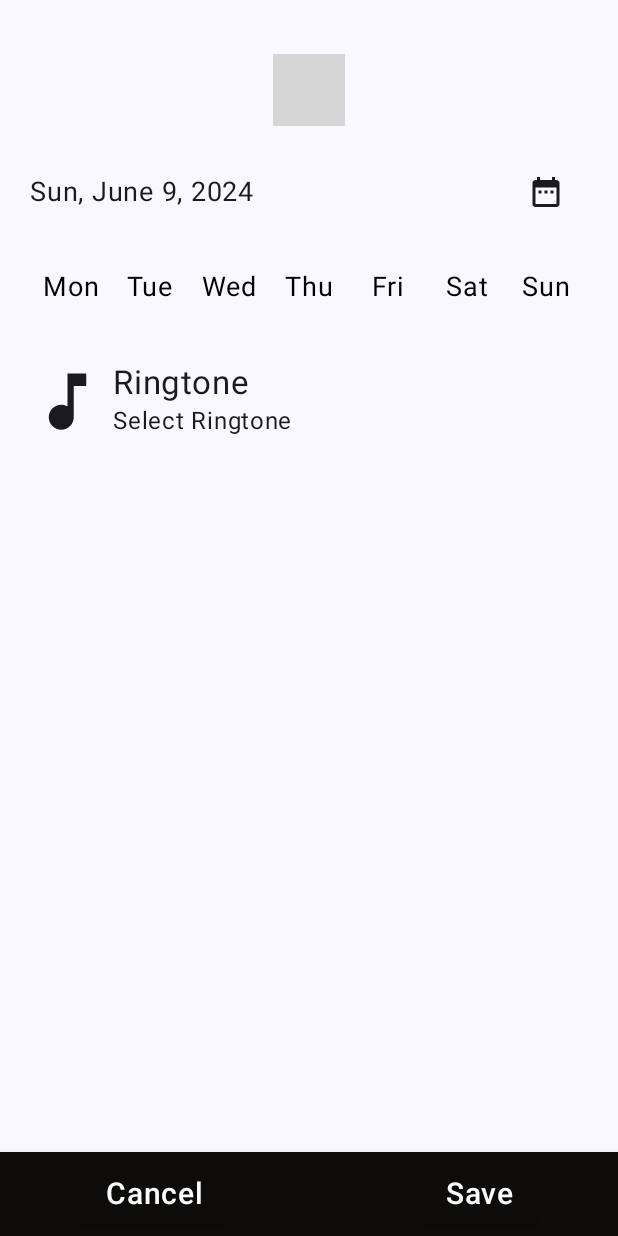
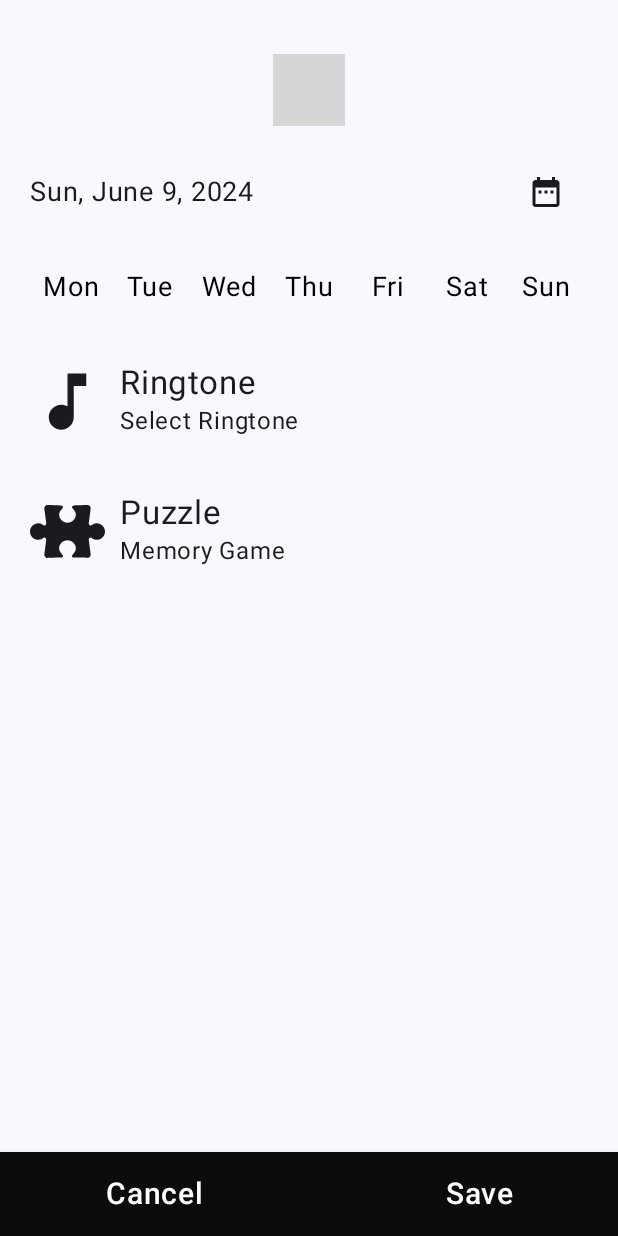
Before and after one commit to Numan52/GameClock, an Android app built with Jetpack Compose: the screen it shows after launch (MainActivity), after a tap on "add alarm", on a phone screen of 412 x 824 dp. Run offline under Robolectric (Android 15) with nearby library versions, the phone set to English and light mode, and no system bars; libraries missing offline, so code that uses them is left out: com.chargemap.compose; 3 statements that could not run were skipped; grey boxes are pictures that could not be loaded.

Commit message:
implemented puzzle selection

```diff
--- a/app/src/main/java/com/example/gameclock/ViewModels/AlarmViewModel.kt
+++ b/app/src/main/java/com/example/gameclock/ViewModels/AlarmViewModel.kt
@@ -29,6 +29,8 @@ class AlarmViewModel(application: Application) : AndroidViewModel(application) {
     private val _selectedDays = MutableStateFlow((setOf<String>()))
     val selectedDays : StateFlow<Set<String>> get() = _selectedDays
 
+    private val _selectedPuzzleId = MutableStateFlow(1)
+    val selectedPuzzleId : StateFlow<Int?> = _selectedPuzzleId
 
     fun setHour(hour: Int) {
         _selectedHour.value = hour
@@ -56,6 +58,10 @@ class AlarmViewModel(application: Application) : AndroidViewModel(application) {
 
     fun resetSelectedDays() {
         _selectedDays.value = emptySet()
+    }
+
+    fun setPuzzleId(puzzleId: Int) {
+        _selectedPuzzleId.value = puzzleId
     }
 
     init {
--- /dev/null
+++ b/app/src/main/java/com/example/gameclock/models/Puzzle.kt
@@ -0,0 +1,37 @@
+package com.example.gameclock.models
+
+import com.example.gameclock.R
+
+data class Puzzle(
+    val id: Int,
+    val icon: Int,
+    val name: String,
+    val description: String,
+    val puzzleType: PuzzleType
+)
+
+fun getPuzzleOptions() : List<Puzzle> {
+    return listOf(
+        Puzzle(
+            id = 1,
+            icon= R.drawable.mental_capacity_intelligence_remember_intellect_svgrepo_com,
+            name = "Memory Game",
+            description = "Match pairs of cards to improve your memory.",
+            puzzleType = PuzzleType.MEMORY_GAME
+        ),
+        Puzzle(
+            id = 2,
+            icon = R.drawable.maths_technology_svgrepo_com,
+            name = "Math Problem",
+            description = "Solve math problems to test your arithmetic skills.",
+            puzzleType = PuzzleType.MATH_PROBLEM
+        ),
+        Puzzle(
+            id = 3,
+            icon = R.drawable.puzzle_jigsaw_svgrepo_com,
+            name = "Jigsaw Puzzle",
+            description = "Rearrange the pieces of an image to reconstruct the original image.",
+            puzzleType = PuzzleType.PATTERN_RECOGNITION
+        )
+    )
+}
--- /dev/null
+++ b/app/src/main/java/com/example/gameclock/models/PuzzleType.kt
@@ -0,0 +1,7 @@
+package com.example.gameclock.models
+
+enum class PuzzleType {
+    MEMORY_GAME,
+    MATH_PROBLEM,
+    PATTERN_RECOGNITION
+}
--- a/app/src/main/java/com/example/gameclock/navigation/Navigation.kt
+++ b/app/src/main/java/com/example/gameclock/navigation/Navigation.kt
@@ -16,6 +16,7 @@ import com.example.gameclock.helper.AlarmManagerHelper
 import com.example.gameclock.screens.AlarmDetailsScreen
 import com.example.gameclock.screens.HomeScreen
 import com.example.gameclock.screens.PuzzleScreen
+import com.example.gameclock.screens.PuzzleSelectionScreen
 import com.example.gameclock.screens.RingtoneSelectionScreen
 
 @Composable
@@ -25,9 +26,15 @@ fun Navigation(context: Context) {
     val alarmViewModel: AlarmViewModel = viewModel(factory = factory)
     val alarmManagerHelper = remember { AlarmManagerHelper(context) }
 
+
     NavHost(navController = navController, startDestination = Screen.HomeScreen.route) {
+
         composable(route = Screen.HomeScreen.route) {
-            HomeScreen(navController = navController, alarmViewModel = alarmViewModel, alarmManagerHelper = alarmManagerHelper)
+            HomeScreen(
+                navController = navController,
+                alarmViewModel = alarmViewModel,
+                alarmManagerHelper = alarmManagerHelper
+            )
         }
 
         composable(
@@ -42,6 +49,7 @@ fun Navigation(context: Context) {
                 alarmManagerHelper = alarmManagerHelper
             )
         }
+
         composable(
             route = Screen.RingtoneScreen.route,
             arguments = listOf(navArgument(name = DETAIL_ARGUMENT_KEY) { type = NavType.StringType })
@@ -53,6 +61,19 @@ fun Navigation(context: Context) {
                 context = context.applicationContext
             )
         }
+
+        composable(
+            route = Screen.PuzzleSelectionScreen.route,
+            arguments = listOf(navArgument(name = DETAIL_ARGUMENT_KEY) { type = NavType.StringType })
+        ) { backStackEntry ->
+            PuzzleSelectionScreen(
+                navController = navController,
+                alarmId = backStackEntry.arguments?.getString(DETAIL_ARGUMENT_KEY),
+                alarmViewModel = alarmViewModel,
+                context = context.applicationContext
+            )
+        }
+
         composable(
             route = Screen.PuzzleScreen.route,
             arguments = listOf(navArgument(name = DETAIL_ARGUMENT_KEY) { type = NavType.StringType })
--- a/app/src/main/java/com/example/gameclock/navigation/Screen.kt
+++ b/app/src/main/java/com/example/gameclock/navigation/Screen.kt
@@ -13,5 +13,12 @@ sealed class Screen(val route: String) {
             return this.route.replace(oldValue = "{$DETAIL_ARGUMENT_KEY}", newValue = id)
         }
     }
+
+    object PuzzleSelectionScreen : Screen("puzzleSelection/{$DETAIL_ARGUMENT_KEY}") {
+        fun withId(id: String): String {
+            return this.route.replace(oldValue = "{$DETAIL_ARGUMENT_KEY}", newValue = id)
+        }
+    }
+
     object PuzzleScreen : Screen("puzzle")
 }
--- a/app/src/main/java/com/example/gameclock/screens/AlarmDetailsScreen.kt
+++ b/app/src/main/java/com/example/gameclock/screens/AlarmDetailsScreen.kt
@@ -20,6 +20,7 @@ import androidx.navigation.NavHostController
 import com.example.gameclock.ViewModels.AlarmViewModel
 import com.example.gameclock.helper.AlarmManagerHelper
 import com.example.gameclock.models.Alarm
+import com.example.gameclock.models.getPuzzleOptions
 import com.example.gameclock.navigation.Screen
 import com.example.gameclock.widgets.DatePicker
 import com.example.gameclock.widgets.DayPicker
@@ -144,6 +145,14 @@ fun SetAlarmScreen(
                 alarmViewModel = alarmViewModel,
                 alarmId = alarmId ?: UUID.randomUUID().toString()
             )
+
+            Spacer(modifier = Modifier.height(16.dp))
+
+            PuzzleSelection(
+                alarmViewModel = alarmViewModel,
+                alarmId = alarmId ?: UUID.randomUUID().toString(),
+                navController = navController
+            )
         }
     }
 }
@@ -171,7 +180,7 @@ fun AlarmTone(
         Icon(painter = painterResource(id = com.example.gameclock.R.drawable.baseline_music_note_24), contentDescription = "Music Icon")
         Column(
             modifier = Modifier
-                .padding(start = 5.dp)
+                .padding(start = 10.dp)
         ) {
             Text(text = "Ringtone", fontSize = 22.sp)
             Log.i("SelectedRingtone",
@@ -181,3 +190,25 @@ fun AlarmTone(
         }
     }
 }
+
+
+@Composable
+fun PuzzleSelection(alarmViewModel: AlarmViewModel, alarmId: String, navController: NavController) {
+    Row(
+        modifier = Modifier
+            .fillMaxWidth()
+            .clickable { navController.navigate(Screen.PuzzleSelectionScreen.withId(alarmId)) },
+        verticalAlignment = Alignment.CenterVertically
+    ) {
+        Icon(painter = painterResource(id = com.example.gameclock.R.drawable.puzzle_piece), contentDescription = "Puzzle Icon")
+        Column(
+            modifier = Modifier
+                .padding(start = 10.dp)
+        ) {
+            Text(text = "Puzzle", fontSize = 22.sp)
+            Text(text = getPuzzleOptions().find { puzzle -> alarmViewModel.selectedPuzzleId.value == puzzle.id }?.name
+                ?: "Select Puzzle")
+//            Text(text = selectedRingtone ?: "Select Ringtone")
+        }
+    }
+}
--- /dev/null
+++ b/app/src/main/res/drawable/maths_technology_svgrepo_com.xml
@@ -0,0 +1,7 @@
+<vector android:height="70dp" android:viewportHeight="512"
+    android:viewportWidth="512" android:width="70dp" xmlns:android="http://schemas.android.com/apk/res/android">
+    <path android:fillColor="#000000" android:pathData="M277.33,277.33V512h149.33C473.8,512 512,473.8 512,426.67V277.33H277.33zM440.89,448H327.11v-42.67h113.78V448zM440.89,362.67H327.11V320h113.78V362.67z"/>
+    <path android:fillColor="#000000" android:pathData="M85.33,0C38.21,0 0,38.21 0,85.33v149.33h234.67V0H85.33zM188.34,152.78h-39.01v39.01h-42.67v-39.01H67.66v-42.67h39.01V71.11h42.67v39.01h39.01V152.78z"/>
+    <path android:fillColor="#000000" android:pathData="M0,277.33v149.33C0,473.8 38.21,512 85.33,512h149.33V277.33H0zM185.75,411.58l-30.17,30.17L128,414.17l-27.58,27.58l-30.17,-30.17L97.83,384l-27.58,-27.58l30.17,-30.17L128,353.83l27.58,-27.58l30.17,30.17L158.17,384L185.75,411.58z"/>
+    <path android:fillColor="#000000" android:pathData="M426.67,0H277.33v234.67H512V85.33C512,38.21 473.8,0 426.67,0zM440.89,149.33H327.11v-42.67h113.78V149.33z"/>
+</vector>
--- /dev/null
+++ b/app/src/main/res/drawable/mental_capacity_intelligence_remember_intellect_svgrepo_com.xml
@@ -0,0 +1,13 @@
+<vector android:height="70dp" android:viewportHeight="256"
+    android:viewportWidth="207.3" android:width="70dp" xmlns:android="http://schemas.android.com/apk/res/android">
+    <path android:fillColor="#FF000000" android:pathData="M133.9,26.2c0.4,0 0.9,-0.1 1.3,-0.3c1.6,-0.7 2.4,-2.6 1.6,-4.3c-0.7,-1.6 -2.7,-2.4 -4.3,-1.6c-1.6,0.7 -2.4,2.6 -1.6,4.3C131.5,25.4 132.7,26.2 133.9,26.2z"/>
+    <path android:fillColor="#FF000000" android:pathData="M123.6,32.6c0.7,0 1.5,-0.3 2.1,-0.8c1.4,-1.1 1.6,-3.2 0.4,-4.6c-1.1,-1.4 -3.2,-1.6 -4.6,-0.4c-1.4,1.2 -1.6,3.2 -0.4,4.6C121.8,32.2 122.7,32.6 123.6,32.6z"/>
+    <path android:fillColor="#FF000000" android:pathData="M165.7,46.2l5.4,-7.7l17.2,5.2l0.2,9.4l12.1,3.7l-2.5,-48.6l-15.5,-4.7l-29,39.1L165.7,46.2zM187.8,14.5l0.3,20.1l-11.8,-3.6L187.8,14.5z"/>
+    <path android:fillColor="#FF000000" android:pathData="M151.4,22.5c0.9,0 1.7,-0.3 2.3,-1c0.6,-0.6 0.9,-1.4 0.9,-2.3c0,-0.9 -0.3,-1.7 -0.9,-2.3c-0.6,-0.6 -1.4,-1 -2.3,-1c-0.9,0 -1.7,0.3 -2.3,1c-0.6,0.6 -0.9,1.4 -0.9,2.3c0,0.9 0.3,1.7 0.9,2.3C149.7,22.2 150.5,22.5 151.4,22.5z"/>
+    <path android:fillColor="#FF000000" android:pathData="M113.5,41c0.6,0.4 1.2,0.6 1.9,0.6c1,0 2,-0.5 2.7,-1.4c1,-1.5 0.7,-3.5 -0.8,-4.5c-1.5,-1 -3.5,-0.7 -4.5,0.8C111.7,37.9 112,39.9 113.5,41z"/>
+    <path android:fillColor="#FF000000" android:pathData="M134.1,40.9v10.9c29,9.9 49.9,37.4 49.9,69.8c0,18.8 -7.2,36 -18.8,49.1c0,0 3.4,-39.3 -43,-39.3c-66.7,-1.5 -65.9,-60.3 -65.9,-60.3c9.4,-10 21.5,-17.4 35.2,-20.9V39.3c-31.4,7.1 -57.8,32.1 -64,59c-1.7,7.2 -3.5,25.8 -3.5,25.8L6.2,169c-0.3,0.9 -0.5,1.7 -0.5,2.7c0,3.8 3.1,6.9 6.9,6.9h11.4v23.9c0,18.6 15,33.6 33.6,33.6H71v16.2h91.1v-62.5c19.9,-15.6 32.7,-39.9 32.7,-67.1C194.7,84 169.1,51.5 134.1,40.9zM45,141c-5.2,0 -9.5,-4.3 -9.5,-9.6c0,-5.2 4.3,-9.5 9.5,-9.5c5.3,0 9.6,4.3 9.6,9.5C54.5,136.7 50.2,141 45,141z"/>
+    <path android:fillColor="#FF000000" android:pathData="M108.5,52.1c0.4,0.1 0.8,0.2 1.2,0.2c1.3,0 2.5,-0.8 3,-2.1c0.6,-1.7 -0.2,-3.5 -1.9,-4.2c-1.7,-0.6 -3.6,0.2 -4.2,1.9C106,49.6 106.8,51.4 108.5,52.1z"/>
+    <path android:fillColor="#FF000000" android:pathData="M156.9,130.5l12.5,-34l-8.3,-6.3l-29.4,21.2l6.5,4.9l5.6,-4.3l9.2,7l-2.6,6.5L156.9,130.5zM149.2,108l12,-9.1l-5.6,14L149.2,108z"/>
+    <path android:fillColor="#FF000000" android:pathData="M113,81.1c2.4,-1.3 4.6,-2.4 7,-3.2c4.2,-1.4 5,-0.7 5.9,2l0.7,2l-5.7,1.9c-5.5,1.8 -7.2,4.7 -5.5,9.9c1.5,4.4 4.7,7.2 9.6,5.6c1.8,-0.6 4.4,-2 6.9,-4.7l1.1,1.5l6.4,-2.2l-5.5,-16.6c-2.4,-7.2 -5.3,-9.2 -14.5,-6.1c-3.1,1 -6.9,2.9 -9.1,4.5L113,81.1zM129.2,90.2c-1,0.9 -2,1.7 -3.7,2.2c-1.5,0.5 -2.3,0.1 -2.8,-1.3c-0.5,-1.4 0,-2.1 1.7,-2.6l3.8,-1.3L129.2,90.2z"/>
+    <path android:fillColor="#FF000000" android:pathData="M105.9,105.1l8.5,-2.8l-23,-31.7l-10.9,3.6l0.8,39.2l8.5,-2.8l-0.3,-7.6l12.2,-4.1L105.9,105.1zM89.1,95.6l-0.8,-16.3l9.1,13.5L89.1,95.6z"/>
+</vector>
--- /dev/null
+++ b/app/src/main/res/drawable/puzzle_jigsaw_svgrepo_com.xml
@@ -0,0 +1,4 @@
+<vector android:height="70dp" android:viewportHeight="512"
+    android:viewportWidth="512" android:width="70dp" xmlns:android="http://schemas.android.com/apk/res/android">
+    <path android:fillColor="#000000" android:pathData="M493.71,0C472.85,0 39.15,0 18.29,0C8.19,0 0,8.19 0,18.29C0,39.15 0,472.85 0,493.71C0,503.81 8.19,512 18.29,512c20.86,0 454.57,0 475.43,0c10.1,0 18.29,-8.19 18.29,-18.29c0,-20.86 0,-454.57 0,-475.43C512,8.19 503.81,0 493.71,0zM36.57,36.57h201.14v33.72c-37.2,-3.42 -73.14,25.51 -73.14,66.85c0,41.22 35.82,70.28 73.14,66.85v33.72h-58.33c-14.07,0 -22.86,15.27 -15.84,27.43c11.51,19.93 -2.53,45.71 -26.4,45.71c-23.97,0 -37.84,-25.91 -26.4,-45.72c7.03,-12.19 -1.79,-27.43 -15.84,-27.43H36.57V36.57zM237.71,417.08v58.34H36.57V274.29h33.72c-3.41,37.14 25.44,73.14 66.85,73.14c41.24,0 70.28,-35.82 66.85,-73.14h33.72v58.32c0,14.01 15.19,22.9 27.43,15.84c19.96,-11.52 45.72,2.59 45.72,26.4c0,23.83 -25.78,37.91 -45.72,26.41C252.96,394.21 237.71,403.04 237.71,417.08zM475.43,475.43H274.29V441.7c37.35,3.43 73.14,-25.63 73.14,-66.86c0,-41.29 -35.88,-70.27 -73.14,-66.85v-33.71h58.33c14.07,0 22.86,-15.26 15.84,-27.43c-11.52,-19.95 2.58,-45.72 26.4,-45.72c24.05,0 37.81,25.96 26.4,45.72c-7.03,12.19 1.79,27.43 15.84,27.43h58.33V475.43zM475.43,237.71h-33.72c3.42,-37.29 -25.56,-73.14 -66.86,-73.14c-41.23,0 -70.28,35.8 -66.86,73.14h-33.72v-58.33c0,-14.07 -15.26,-22.86 -27.43,-15.84c-19.97,11.52 -45.72,-2.59 -45.72,-26.4c0,-23.83 25.77,-37.92 45.72,-26.4c12.18,7.03 27.43,-1.79 27.43,-15.84V36.57h201.14V237.71z"/>
+</vector>
--- /dev/null
+++ b/app/src/main/res/drawable/puzzle_piece.xml
@@ -0,0 +1,9 @@
+<vector xmlns:android="http://schemas.android.com/apk/res/android"
+    android:width="50dp"
+    android:height="50dp"
+    android:viewportWidth="512"
+    android:viewportHeight="512">
+  <path
+      android:pathData="M455.21,199.2c-26.52,0 -37.77,21.46 -47.26,13.65c-8.14,-6.7 -7.66,-10.03 -5.05,-26.73l10.77,-82.52c3.74,-17.94 -10.56,-28.8 -22.77,-28.44c0,0 -77.78,2.68 -89.2,2.68c-11.42,0 -18.29,6.85 -13.72,16c4.58,9.14 23.67,22.88 25.13,43.39c2.29,31.98 -25.13,59.4 -57.11,59.4c-31.97,0 -59.39,-27.42 -57.11,-59.4c1.46,-20.51 20.55,-34.25 25.13,-43.39c4.57,-9.15 -2.3,-16 -13.72,-16c-11.42,0 -89.2,-2.68 -89.2,-2.68c-12.21,-0.36 -26.51,10.5 -22.77,28.44l10.77,82.52c2.61,16.7 3.08,20.03 -5.05,26.73c-9.49,7.81 -20.74,-13.65 -47.26,-13.65C25.44,199.2 0,224.64 0,256c0,31.36 25.44,56.8 56.79,56.8c26.52,0 37.77,-21.46 47.26,-13.65c8.14,6.7 7.66,10.03 5.05,26.73l-10.77,82.52c-3.74,17.94 10.56,28.8 22.77,28.44c0,0 77.78,-2.68 89.2,-2.68c11.42,0 18.29,-6.85 13.72,-16c-4.58,-9.14 -23.67,-22.88 -25.13,-43.39c-2.29,-31.98 25.13,-59.4 57.11,-59.4c31.97,0 59.39,27.42 57.11,59.4c-1.46,20.51 -20.55,34.25 -25.13,43.39c-4.57,9.15 2.3,16 13.72,16c11.42,0 89.2,2.68 89.2,2.68c12.21,0.36 26.51,-10.5 22.77,-28.44l-10.77,-82.52c-2.61,-16.7 -3.08,-20.03 5.05,-26.73c9.49,-7.81 20.74,13.65 47.26,13.65C486.56,312.8 512,287.36 512,256C512,224.64 486.56,199.2 455.21,199.2z"
+      android:fillColor="#000000"/>
+</vector>
```
Also changed, not shown: app/src/main/java/com/example/gameclock/screens/PuzzleSelectionScreen.kt (added, +160 -0 lines).
